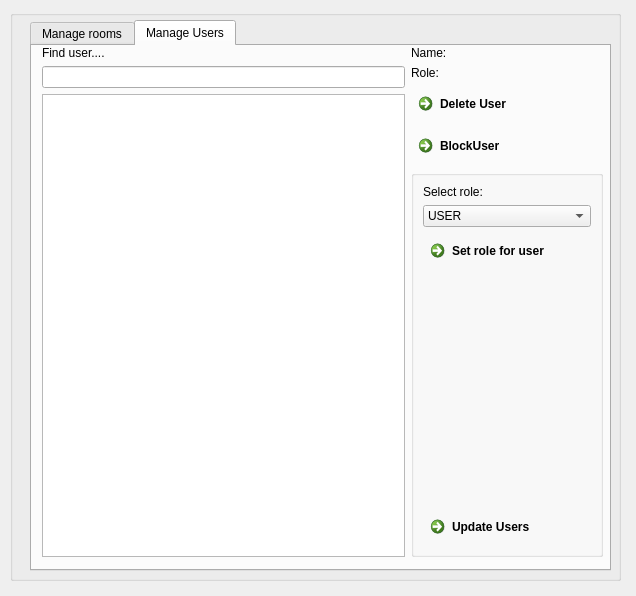
Above: formadmin.ui from AlexNov87/chatqt before the change. Below: the same form after it.
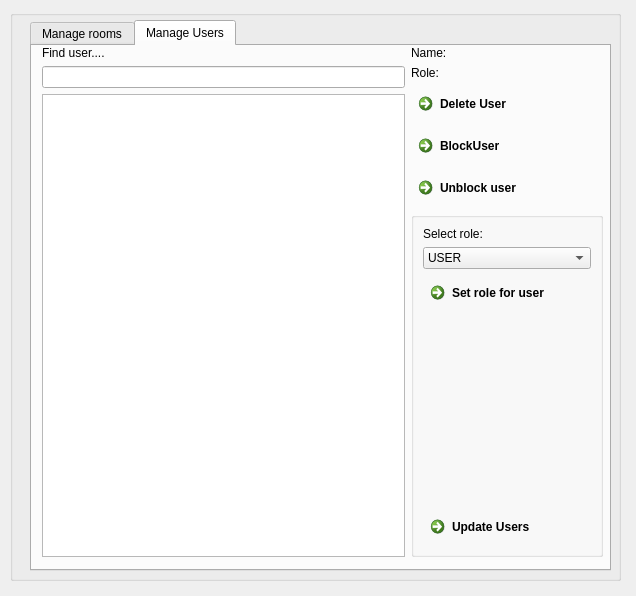
That is the form after the change. The open tabs and pages were chosen to show the change. Icons and pictures are not drawn.

Patch:
```diff
--- a/formadmin.ui
+++ b/formadmin.ui
@@ -226,6 +226,16 @@
              </property>
             </widget>
            </item>
+           <item>
+            <widget class="QCommandLinkButton" name="pb_users_unblockuser">
+             <property name="text">
+              <string>Unblock user</string>
+             </property>
+             <property name="icon">
+              <iconset theme="QIcon::ThemeIcon::AddressBookNew"/>
+             </property>
+            </widget>
+           </item>
            <item>
             <widget class="QGroupBox" name="gb_users_role">
              <property name="title">
```
Left out of the diff: 2 changed lines with no effect on the pictures.
